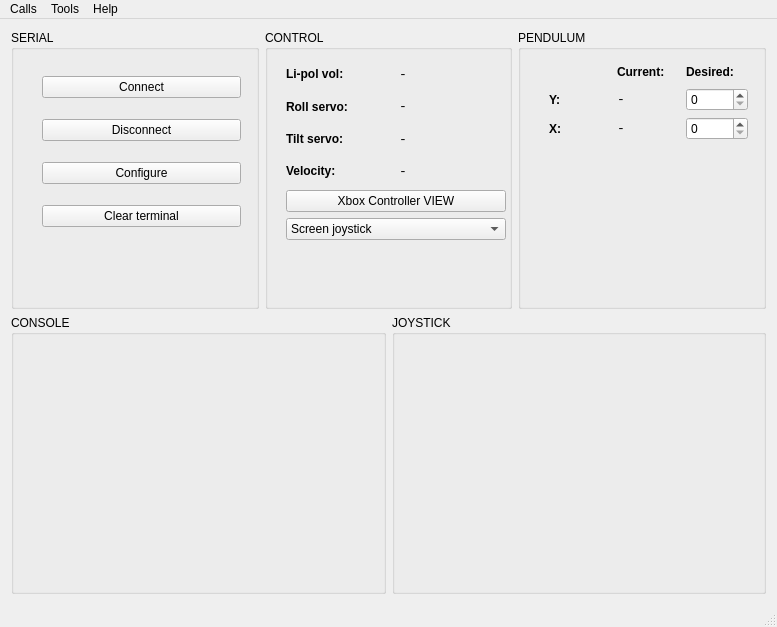
Before: the Qt Designer form mainwindow.ui in sigern/wheatley-gui, drawn with Qt 5.
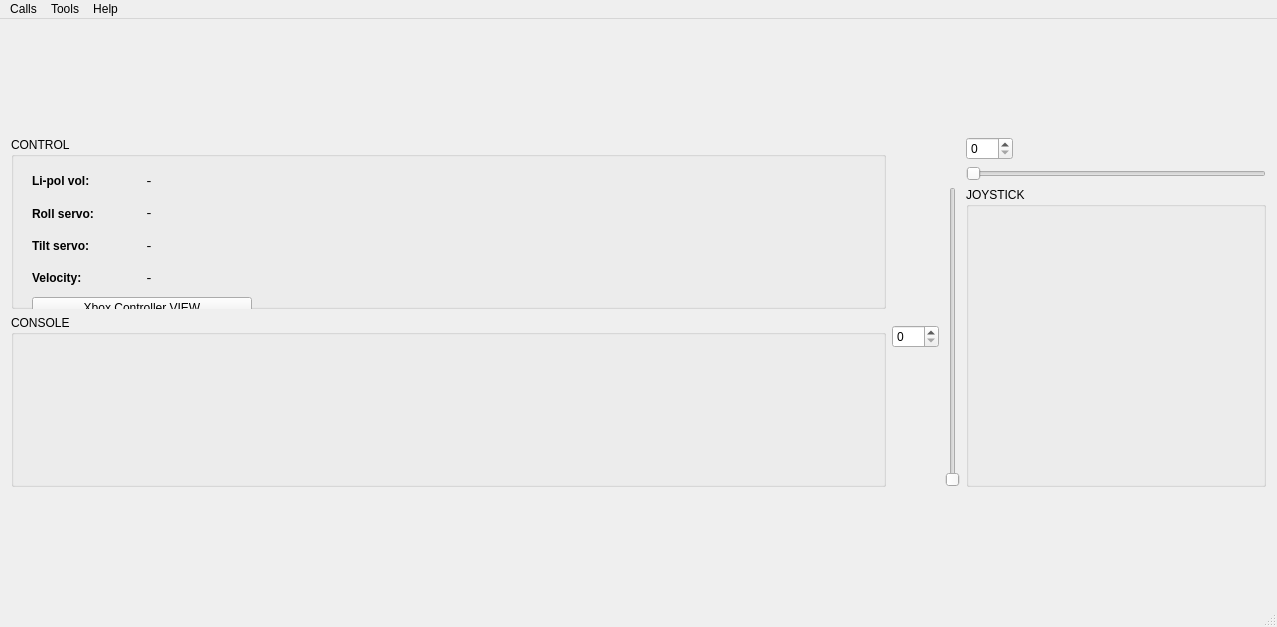
After: the same form once the commit is applied. Icons and pictures are not drawn.

Commit message: New queue implementation and ui tweaks

The edit to the form file:
```diff
--- a/mainwindow.ui
+++ b/mainwindow.ui
@@ -6,7 +6,7 @@
    <rect>
     <x>0</x>
     <y>0</y>
-    <width>777</width>
+    <width>1277</width>
     <height>627</height>
    </rect>
   </property>
@@ -16,56 +16,11 @@
   <widget class="QWidget" name="centralWidget">
    <layout class="QVBoxLayout" name="verticalLayout">
     <item>
+     <layout class="QHBoxLayout" name="horizontalLayout_7">
+      <item>
      <layout class="QVBoxLayout" name="verticalLayout_2">
       <item>
        <layout class="QHBoxLayout" name="horizontalLayout">
-        <item>
-         <widget class="QGroupBox" name="serial_group">
-          <property name="title">
-           <string>SERIAL</string>
-          </property>
-          <widget class="QWidget" name="verticalLayoutWidget_2">
-           <property name="geometry">
-            <rect>
-             <x>20</x>
-             <y>20</y>
-             <width>221</width>
-             <height>206</height>
-            </rect>
-           </property>
-           <layout class="QVBoxLayout" name="verticalLayout_3">
-            <item>
-             <widget class="QPushButton" name="Connect_button">
-              <property name="text">
-               <string>Connect</string>
-              </property>
-             </widget>
-            </item>
-            <item>
-             <widget class="QPushButton" name="Disconnect_button">
-              <property name="text">
-               <string>Disconnect</string>
-              </property>
-             </widget>
-            </item>
-            <item>
-             <widget class="QPushButton" name="Configure_button">
-              <property name="text">
-               <string>Configure</string>
-              </property>
-             </widget>
-            </item>
-            <item>
-             <widget class="QPushButton" name="Clear_button">
-              <property name="text">
-               <string>Clear terminal</string>
-              </property>
-             </widget>
-            </item>
-           </layout>
-          </widget>
-         </widget>
-        </item>
         <item>
          <widget class="QGroupBox" name="control_group">
           <property name="enabled">
@@ -236,143 +191,126 @@
           </widget>
          </widget>
         </item>
-        <item>
-         <widget class="QGroupBox" name="pendulum_group">
-          <property name="enabled">
-           <bool>true</bool>
-          </property>
-          <property name="title">
-           <string>PENDULUM</string>
-          </property>
-          <widget class="QWidget" name="gridLayoutWidget_2">
-           <property name="geometry">
-            <rect>
-             <x>20</x>
-             <y>20</y>
-             <width>221</width>
-             <height>101</height>
-            </rect>
-           </property>
-           <layout class="QGridLayout" name="gridLayout_2">
-            <item row="2" column="2">
-             <widget class="QSpinBox" name="spinBox_roll">
-              <property name="minimum">
-               <number>0</number>
-              </property>
-              <property name="maximum">
-               <number>200</number>
-              </property>
-             </widget>
-            </item>
-            <item row="3" column="0">
-             <widget class="QLabel" name="x_label">
-              <property name="font">
-               <font>
-                <bold>true</bold>
-               </font>
-              </property>
-              <property name="text">
-               <string>X:</string>
-              </property>
-             </widget>
-            </item>
-            <item row="2" column="1">
-             <widget class="QLabel" name="x_current_val">
-              <property name="font">
-               <font>
-                <family>Courier New</family>
-                <pointsize>10</pointsize>
-               </font>
-              </property>
-              <property name="text">
-               <string>-</string>
-              </property>
-             </widget>
-            </item>
-            <item row="3" column="2">
-             <widget class="QSpinBox" name="spinBox_tilt">
-              <property name="minimum">
-               <number>0</number>
-              </property>
-              <property name="maximum">
-               <number>200</number>
-              </property>
-             </widget>
-            </item>
-            <item row="3" column="1">
-             <widget class="QLabel" name="y_current_val">
-              <property name="font">
-               <font>
-                <family>Courier New</family>
-                <pointsize>10</pointsize>
-               </font>
-              </property>
-              <property name="text">
-               <string>-</string>
-              </property>
-             </widget>
-            </item>
-            <item row="0" column="1">
-             <widget class="QLabel" name="current_label">
-              <property name="font">
-               <font>
-                <bold>true</bold>
-               </font>
-              </property>
-              <property name="text">
-               <string>Current:  </string>
-              </property>
-             </widget>
-            </item>
-            <item row="0" column="2">
-             <widget class="QLabel" name="desired_label">
-              <property name="font">
-               <font>
-                <bold>true</bold>
-               </font>
-              </property>
-              <property name="text">
-               <string>Desired:  </string>
-              </property>
-             </widget>
-            </item>
-            <item row="2" column="0">
-             <widget class="QLabel" name="y_label">
-              <property name="font">
-               <font>
-                <bold>true</bold>
-               </font>
-              </property>
-              <property name="text">
-               <string>Y:</string>
-              </property>
-             </widget>
-            </item>
-           </layout>
-          </widget>
-         </widget>
-        </item>
        </layout>
       </item>
       <item>
        <layout class="QHBoxLayout" name="horizontalLayout_2">
         <item>
          <widget class="QGroupBox" name="console_group">
+            <property name="sizePolicy">
+             <sizepolicy hsizetype="Minimum" vsizetype="Minimum">
+              <horstretch>0</horstretch>
+              <verstretch>0</verstretch>
+             </sizepolicy>
+            </property>
           <property name="title">
            <string>CONSOLE</string>
           </property>
          </widget>
         </item>
+         </layout>
+        </item>
+       </layout>
+      </item>
         <item>
+       <layout class="QGridLayout" name="gridLayout_4">
+        <item row="1" column="1">
          <widget class="QGroupBox" name="joystick_group">
           <property name="enabled">
            <bool>true</bool>
           </property>
+          <property name="sizePolicy">
+           <sizepolicy hsizetype="Maximum" vsizetype="Maximum">
+            <horstretch>0</horstretch>
+            <verstretch>0</verstretch>
+           </sizepolicy>
+          </property>
+          <property name="minimumSize">
+           <size>
+            <width>300</width>
+            <height>300</height>
+           </size>
+          </property>
           <property name="title">
            <string>JOYSTICK</string>
           </property>
          </widget>
         </item>
+        <item row="0" column="1">
+         <layout class="QVBoxLayout" name="verticalLayout_8">
+          <item>
+           <widget class="QSpinBox" name="spinBox_tilt">
+            <property name="sizePolicy">
+             <sizepolicy hsizetype="Maximum" vsizetype="Fixed">
+              <horstretch>0</horstretch>
+              <verstretch>0</verstretch>
+             </sizepolicy>
+            </property>
+            <property name="alignment">
+             <set>Qt::AlignLeading|Qt::AlignLeft|Qt::AlignVCenter</set>
+            </property>
+            <property name="minimum">
+             <number>0</number>
+            </property>
+            <property name="maximum">
+             <number>200</number>
+            </property>
+           </widget>
+          </item>
+          <item>
+           <widget class="QSlider" name="horizontalSlider">
+            <property name="sizePolicy">
+             <sizepolicy hsizetype="Minimum" vsizetype="Fixed">
+              <horstretch>0</horstretch>
+              <verstretch>0</verstretch>
+             </sizepolicy>
+            </property>
+            <property name="maximum">
+             <number>200</number>
+            </property>
+            <property name="orientation">
+             <enum>Qt::Horizontal</enum>
+            </property>
+           </widget>
+          </item>
+         </layout>
+        </item>
+        <item row="0" column="0">
+         <layout class="QVBoxLayout" name="verticalLayout_7"/>
+        </item>
+        <item row="1" column="0">
+         <layout class="QHBoxLayout" name="horizontalLayout_9">
+          <item>
+           <widget class="QSpinBox" name="spinBox_roll">
+            <property name="sizePolicy">
+             <sizepolicy hsizetype="Maximum" vsizetype="Fixed">
+              <horstretch>0</horstretch>
+              <verstretch>0</verstretch>
+             </sizepolicy>
+            </property>
+            <property name="minimum">
+             <number>0</number>
+            </property>
+            <property name="maximum">
+             <number>200</number>
+            </property>
+           </widget>
+          </item>
+          <item>
+           <widget class="QSlider" name="verticalSlider">
+            <property name="sizePolicy">
+             <sizepolicy hsizetype="Maximum" vsizetype="Minimum">
+              <horstretch>0</horstretch>
+              <verstretch>0</verstretch>
+             </sizepolicy>
+            </property>
+            <property name="orientation">
+             <enum>Qt::Vertical</enum>
+            </property>
+           </widget>
+          </item>
+         </layout>
+        </item>
        </layout>
       </item>
      </layout>
@@ -385,8 +323,8 @@
     <rect>
      <x>0</x>
      <y>0</y>
-     <width>777</width>
-     <height>21</height>
+     <width>1277</width>
+     <height>22</height>
     </rect>
    </property>
    <widget class="QMenu" name="menuCalls">
```
Lines whose indentation alone changed are shown as unchanged. The commit also changes 6 other files.
